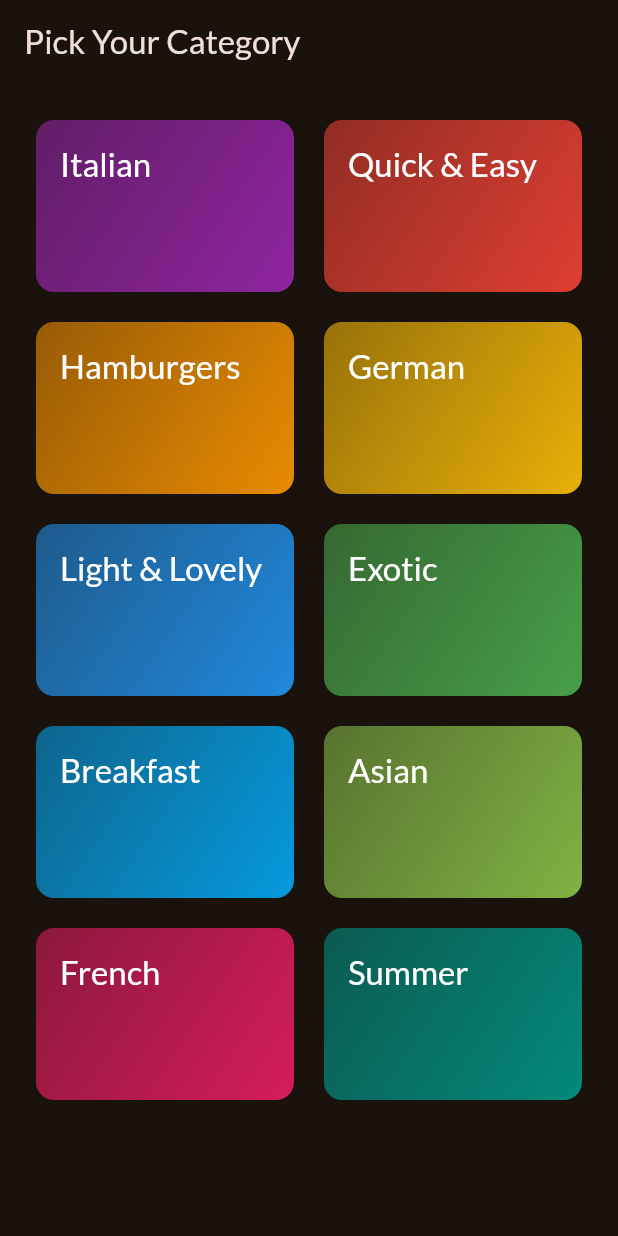
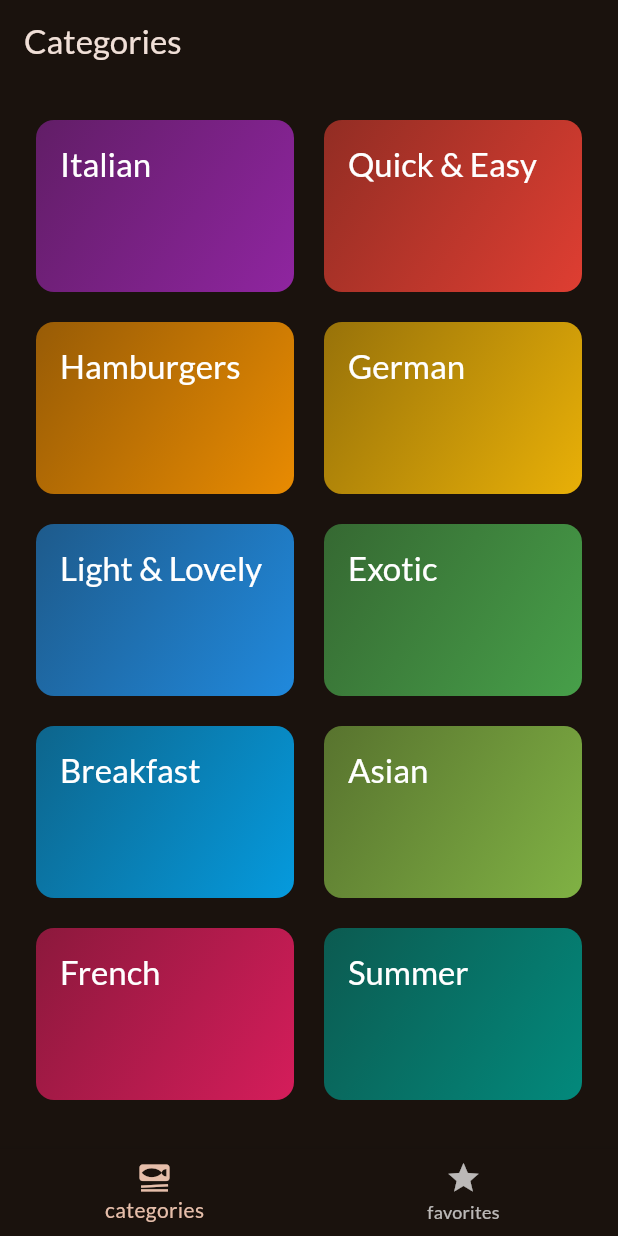
Before and after one commit to shreyas-codes25/meals_app, a Flutter app: the screen it shows after launch, on a phone screen of 412 x 824 dp. Run offline on Flutter 3.47's test engine with Material 3 defaults, Android fonts, the phone set to English and light mode, and no system bars; our stand-ins replace google_fonts, transparent_image.

Commit message:
bottom navigation, meal details displaying with the styling , meal complexity and affordability getters in place

```diff
--- a/lib/app.dart
+++ b/lib/app.dart
@@ -1,5 +1,6 @@
 import 'package:flutter/material.dart';
-import 'package:meals_app/screens/screen_categories.dart';
+
+import 'package:meals_app/screens/tabs.dart';
 import 'main.dart';
 
 class App extends StatelessWidget {
@@ -10,7 +11,7 @@ class App extends StatelessWidget {
     return MaterialApp(
       title: 'Meals App',
       debugShowCheckedModeBanner: false,
-      home:const CategoriesScreen(),
+      home:const TabsScreen(),
       theme: theme,
     );
   }
--- a/lib/screens/screen_categories.dart
+++ b/lib/screens/screen_categories.dart
@@ -17,11 +17,7 @@ class CategoriesScreen extends StatelessWidget {
 
   @override
   Widget build(BuildContext context) {
-    return Scaffold(
-      appBar: AppBar(
-        title: const Text("Pick Your Category"),
-      ),
-      body: GridView(
+    return  GridView(
         padding: const EdgeInsets.all(24),
         gridDelegate: const SliverGridDelegateWithFixedCrossAxisCount(
             crossAxisCount: 2,
@@ -37,7 +33,7 @@ class CategoriesScreen extends StatelessWidget {
               },
             ),
         ],
-      ),
+
     );
   }
 }
--- /dev/null
+++ b/lib/screens/tabs.dart
@@ -0,0 +1,47 @@
+import 'package:flutter/cupertino.dart';
+import 'package:flutter/material.dart';
+import 'package:meals_app/screens/screen_categories.dart';
+import 'package:meals_app/screens/screen_meals.dart';
+
+import '../data/dummy_data.dart';
+class TabsScreen extends StatefulWidget {
+  const TabsScreen({super.key});
+
+  @override
+  State<TabsScreen> createState() => _TabsScreenState();
+}
+
+class _TabsScreenState extends State<TabsScreen> {
+
+  int _sltpageindex =0;
+  void _sltpage(int index){
+    setState(() {
+      _sltpageindex = index;
+    });
+  }
+
+  @override
+  Widget build(BuildContext context) {
+    Widget activePage = const CategoriesScreen();
+    var activePageTitle = "Categories";
+    if (_sltpageindex == 1){
+      activePage = MealsScreen( availableMeals: dummyMeals);
+      activePageTitle = "Favorites";
+
+    }
+    return Scaffold(
+      appBar: AppBar(
+        title:Text(activePageTitle),
+      ),
+      body: activePage,
+      bottomNavigationBar: BottomNavigationBar(
+        currentIndex: _sltpageindex,
+        onTap:_sltpage,
+        items: [
+          BottomNavigationBarItem(icon: Icon(Icons.set_meal),label: "categories"),
+          BottomNavigationBarItem(icon: Icon(Icons.star),label: "favorites")
+        ],
+      ),
+    );
+  }
+}
--- a/pubspec.yaml
+++ b/pubspec.yaml
@@ -36,6 +36,7 @@ dependencies:
   # Use with the CupertinoIcons class for iOS style icons.
   cupertino_icons: ^1.0.6
   google_fonts: ^6.2.1
+  transparent_image: ^2.0.1
 
 dev_dependencies:
   flutter_test:
```
Also changed, not shown: lib/screens/meal_details.dart (added, +66 -0 lines), lib/screens/screen_meals.dart (+27 -16 lines), lib/widgets/meal_item.dart (added, +80 -0 lines), lib/widgets/meal_item_trait.dart (added, +19 -0 lines), pubspec.lock.
